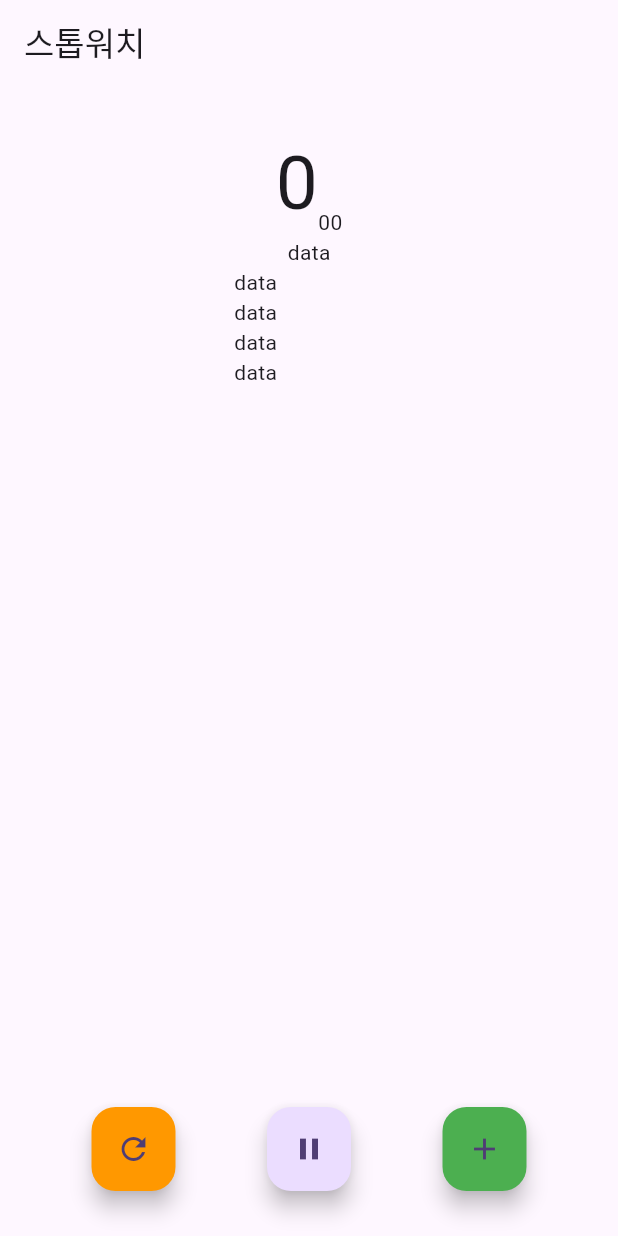
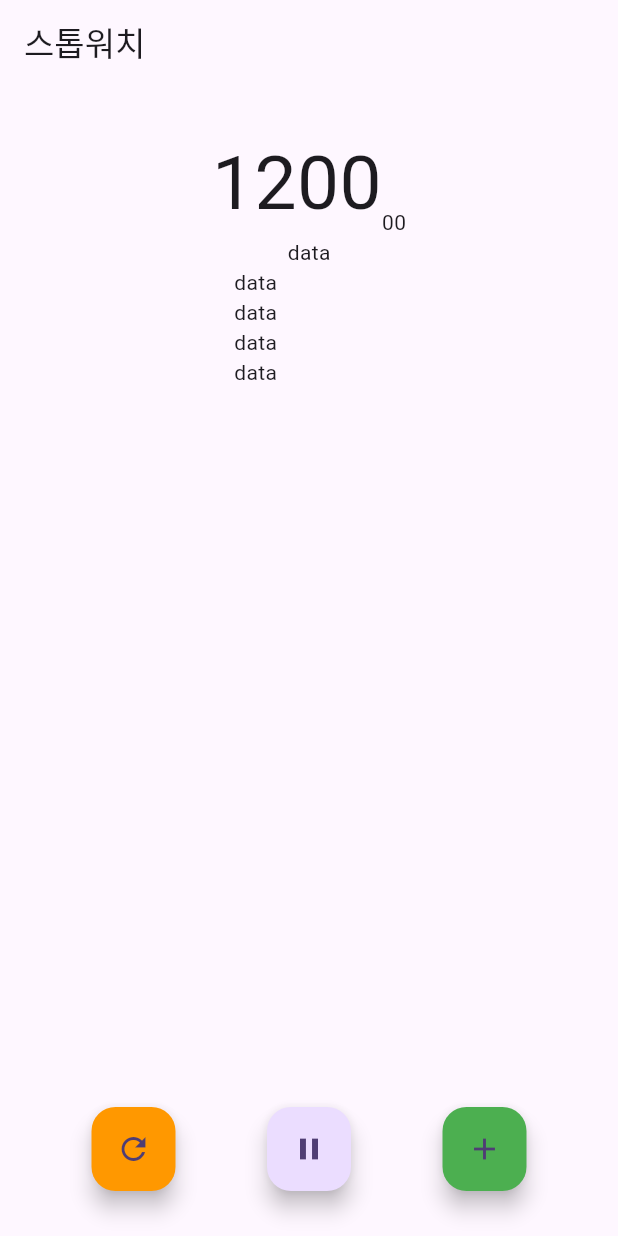
Before and after one commit to hwangtaewook/flutter_stopwatch, a Flutter app: the screen it shows after launch, after a tap on the "play arrow" icon, on a phone screen of 412 x 824 dp. Run offline on Flutter 3.47's test engine with Material 3 defaults, Android fonts, the phone set to English and light mode, and no system bars.

Commit message:
feat : 시작, 일시정지 동작로직, 시간수정 UI 수정

```diff
--- a/lib/stopwatch_screen.dart
+++ b/lib/stopwatch_screen.dart
@@ -26,8 +26,17 @@ class _StopwatchScreenState extends State<StopwatchScreen> {
     }
   }
 
-  void _start() {}
-  void _pause() {}
+  void _start() {
+    _timer = Timer.periodic(Duration(microseconds: 10), (timer) {
+      setState(() {
+        _time++;
+      });
+    });
+  }
+
+  void _pause() {
+    _timer?.cancel();
+  }
 
   @override
   void dispose() {
@@ -37,6 +46,9 @@ class _StopwatchScreenState extends State<StopwatchScreen> {
 
   @override
   Widget build(BuildContext context) {
+    int sec = _time ~/ 100;
+    String hundredth = '${_time % 100}'.padLeft(2, '0');
+
     return Scaffold(
       appBar: AppBar(
         title: const Text('스톱워치'),
@@ -44,16 +56,16 @@ class _StopwatchScreenState extends State<StopwatchScreen> {
       body: Column(
         children: [
           const SizedBox(height: 30),
-          const Row(
+          Row(
             mainAxisAlignment: MainAxisAlignment.center,
             crossAxisAlignment: CrossAxisAlignment.end,
             children: [
               Text(
-                '0',
+                '$sec',
                 style: TextStyle(fontSize: 50),
               ),
               Text(
-                '00',
+                '$hundredth',
               ),
             ],
           ),
```
